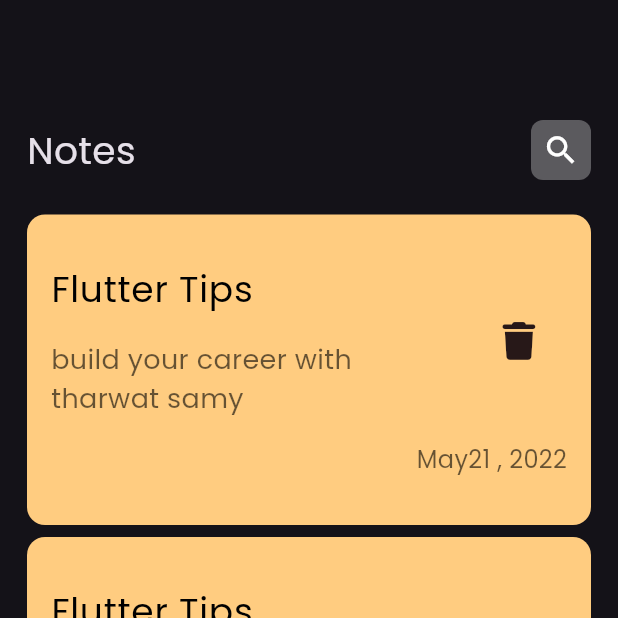
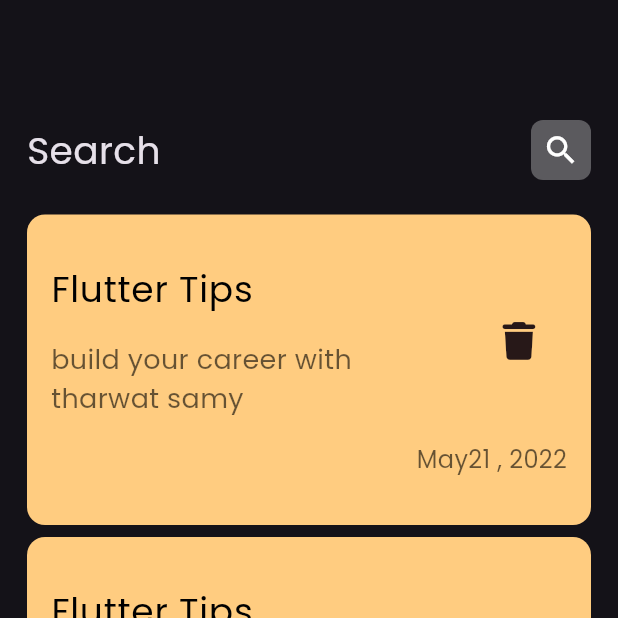
Before and after one commit to The1000y/notes_app, a Flutter app: the screen it shows after launch, on a phone screen of 412 x 824 dp, the top half of it. Run offline on Flutter 3.47's test engine with Material 3 defaults, Android fonts, the phone set to English and light mode, and no system bars; our stand-ins replace font_awesome_flutter.

```diff
--- a/lib/main.dart
+++ b/lib/main.dart
@@ -5,6 +5,7 @@ void main() {
   runApp(const Notes_app());
 }
 
+// ignore: camel_case_types
 class Notes_app extends StatelessWidget {
   const Notes_app({super.key});
 
@@ -16,7 +17,7 @@ class Notes_app extends StatelessWidget {
         fontFamily: 'Poppins',
         brightness: Brightness.dark,
       ),
-      home: NotesView(),
+      home: const NotesView(),
     );
   }
 }
--- a/lib/views/notes_view.dart
+++ b/lib/views/notes_view.dart
@@ -4,6 +4,7 @@ import 'package:notes_app/widgets/notes_view_body_widget.dart';
 
 class NotesView extends StatelessWidget {
   const NotesView({super.key});
+  static String id = 'notesView';
 
   @override
   Widget build(BuildContext context) {
--- a/lib/widgets/custom_app_bar_widget.dart
+++ b/lib/widgets/custom_app_bar_widget.dart
@@ -2,7 +2,9 @@ import 'package:flutter/material.dart';
 import 'package:notes_app/widgets/custom_search_icon.dart';
 
 class CustomAppBar extends StatelessWidget {
-  const CustomAppBar({super.key});
+  const CustomAppBar({super.key, required this.text, required this.icon});
+  final String text;
+  final IconData icon;
 
   @override
   Widget build(BuildContext context) {
@@ -10,10 +12,10 @@ class CustomAppBar extends StatelessWidget {
       mainAxisAlignment: MainAxisAlignment.spaceBetween,
       children: [
         Text(
-          'Notes',
-          style: TextStyle(fontSize: 25),
+          text,
+          style: const TextStyle(fontSize: 25),
         ),
-        CustomSearchIcon()
+        CustomSearchIcon(icon: icon)
       ],
     );
   }
--- a/lib/widgets/custom_search_icon.dart
+++ b/lib/widgets/custom_search_icon.dart
@@ -1,8 +1,8 @@
 import 'package:flutter/material.dart';
 
 class CustomSearchIcon extends StatelessWidget {
-  const CustomSearchIcon({super.key});
-
+  const CustomSearchIcon({super.key, required this.icon});
+  final IconData icon;
   @override
   Widget build(BuildContext context) {
     return GestureDetector(
@@ -18,8 +18,8 @@ class CustomSearchIcon extends StatelessWidget {
             height: 40,
             width: 40,
           ),
-          const Icon(
-            Icons.search,
+          Icon(
+            icon,
             color: Colors.white,
             size: 25,
           ),
--- a/lib/widgets/notes_item_widget.dart
+++ b/lib/widgets/notes_item_widget.dart
@@ -1,12 +1,24 @@
 import 'package:flutter/material.dart';
 import 'package:font_awesome_flutter/font_awesome_flutter.dart';
+import 'package:notes_app/views/edit_note_view.dart';
 
 class NotesItem extends StatelessWidget {
   const NotesItem({super.key});
 
   @override
   Widget build(BuildContext context) {
-    return Container(
+    return GestureDetector(
+      onTap: () {
+        Navigator.push(
+          context,
+          MaterialPageRoute(
+            builder: (context) {
+              return const EditNoteView();
+            },
+          ),
+        );
+      },
+      child: Container(
         padding: const EdgeInsets.only(top: 24, bottom: 24),
         decoration: BoxDecoration(
           color: const Color(0xffFFCC80),
@@ -50,6 +62,7 @@ class NotesItem extends StatelessWidget {
             ),
           ],
         ),
+      ),
     );
   }
 }
--- a/lib/widgets/notes_view_body_widget.dart
+++ b/lib/widgets/notes_view_body_widget.dart
@@ -15,7 +15,10 @@ class NotesViewBody extends StatelessWidget {
           SizedBox(
             height: 80,
           ),
-          CustomAppBar(),
+          CustomAppBar(
+            icon: Icons.search,
+            text: "Search",
+          ),
           // const SizedBox(
           //   height: 4,
           // ),
```
Also changed, not shown: lib/views/edit_note_view.dart (added, +13 -0 lines), lib/widgets/custom_text_filed.dart (+5 -2 lines), lib/widgets/edit_note_body.dart (added, +36 -0 lines). Lines whose indentation alone changed are shown as unchanged.
